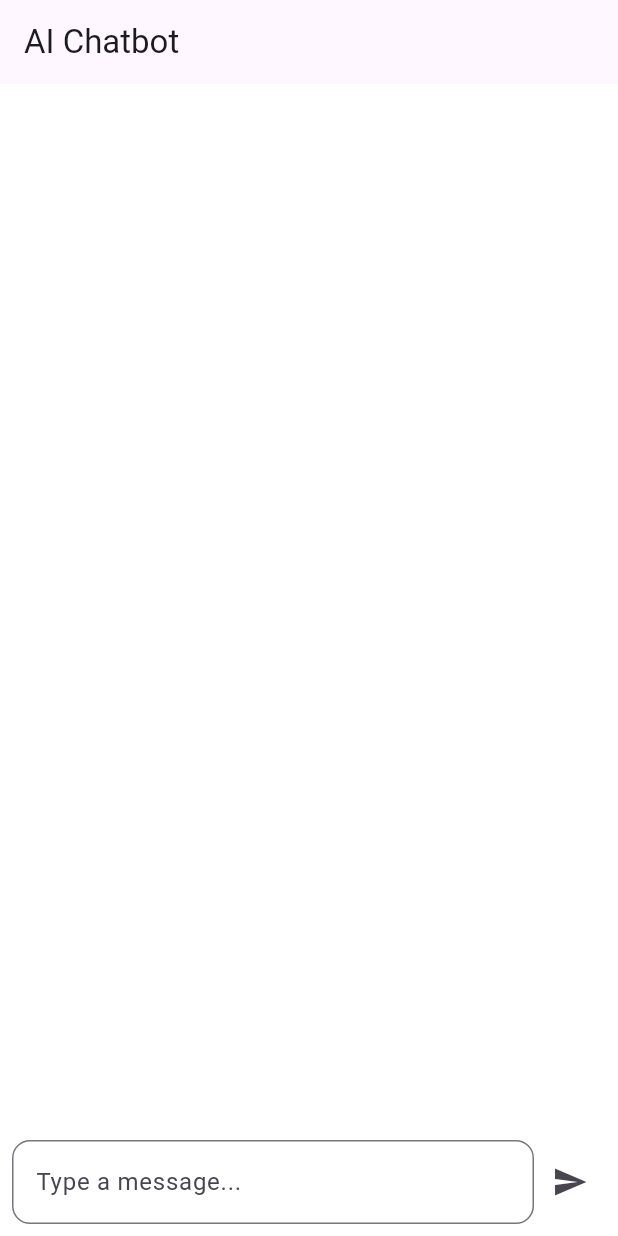
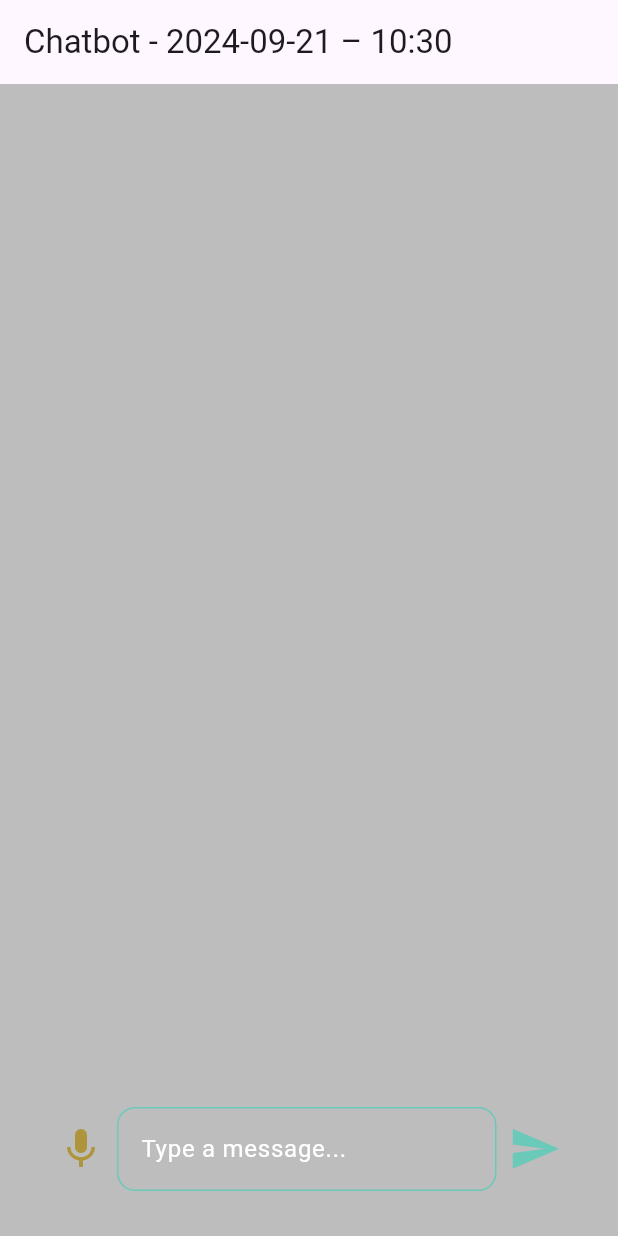
Before and after one commit to Darioantonio20/FlutterChatBot, a Flutter app: the screen it shows after launch, on a phone screen of 412 x 824 dp. Run offline on Flutter 3.47's test engine with Material 3 defaults, Android fonts, the phone set to English and light mode, and no system bars; our stand-ins replace permission_handler, speech_to_text.

Commit message:
[ADD] permitions in IOS and ANDROID

```diff
--- a/lib/main.dart
+++ b/lib/main.dart
@@ -1,11 +1,19 @@
+import 'package:google_generative_ai/google_generative_ai.dart';
+import 'package:permission_handler/permission_handler.dart';
+import 'package:speech_to_text/speech_to_text.dart' as stt; // Import para grabar y transcribir
 import 'package:flutter/material.dart';
-import 'package:flutter/widgets.dart';
-import 'package:google_generative_ai/google_generative_ai.dart';
-import 'dart:ffi';
+import 'package:intl/intl.dart';
+
+Future<void> requestMicrophonePermission() async {
+  var status = await Permission.microphone.status;
+  if (!status.isGranted) {
+    await Permission.microphone.request();
+  }
+}
 
 const String apiKey = "AIzaSyCIpuvmSma2EO4Rk0xaivrJhbjhXD-_DXE";
 
-void main(){
+void main() {
   runApp(MyApp());
 }
 
@@ -34,22 +42,26 @@ class _ChatScreenState extends State<ChatScreen> {
   final ScrollController _scrollController = ScrollController();
   final TextEditingController _textController = TextEditingController();
   final List<ChatMessage> _messages = [];
-
+  late stt.SpeechToText _speech; // Instancia de speech_to_text
+  bool _isListening = false; // Para controlar el estado de la escucha
+  String _speechText = ''; // Para almacenar el texto transcrito
 
   @override
-  void initState(){
+  void initState() {
     super.initState();
     _model = GenerativeModel(model: 'gemini-pro', apiKey: apiKey);
     _chat = _model.startChat();
+    _speech = stt.SpeechToText(); // Inicializa el SpeechToText
+    requestMicrophonePermission(); // Solicita el permiso del micrófono al iniciar
   }
 
-  void _scrollDown(){
+  void _scrollDown() {
     WidgetsBinding.instance.addPostFrameCallback(
       (_) => _scrollController.animateTo(
         _scrollController.position.maxScrollExtent,
         duration: const Duration(milliseconds: 750),
         curve: Curves.easeOutCirc,
-      )
+      ),
     );
   }
 
@@ -58,50 +70,114 @@ Future<void> _sendChatMessage(String message) async {
       _messages.add(ChatMessage(text: message, isUser: true));
     });
 
-  try{
+    try {
       final response = await _chat.sendMessage(Content.text(message));
       final text = response.text;
       setState(() {
         _messages.add(ChatMessage(text: text!, isUser: false));
         _scrollDown();
       });
-  } catch(e){
+    } catch (e) {
+      setState(() {
         _messages.add(ChatMessage(text: 'Error: $e', isUser: false));
-  }finally{
+      });
+    } finally {
       _textController.clear();
     }
   }
 
+  void _startListening() async {
+    if (await Permission.microphone.isGranted) {
+      bool available = await _speech.initialize(
+        onStatus: (val) => print('onStatus: $val'),
+        onError: (val) => print('onError: $val'),
+      );
+      if (available) {
+        setState(() => _isListening = true);
+        _speech.listen(
+          onResult: (val) {
+            setState(() {
+              _speechText = val.recognizedWords;
+              _textController.text = _speechText; // Muestra el texto transcrito en el input
+            });
+          },
+        );
+      }
+    } else {
+      requestMicrophonePermission(); // Pide permiso si no ha sido concedido
+    }
+  }
+
+  void _stopListening() {
+    setState(() => _isListening = false);
+    _speech.stop();
+  }
+
   @override
   Widget build(BuildContext context) {
+    String formattedDate = DateFormat('yyyy-MM-dd – kk:mm').format(DateTime.now());
+
     return Scaffold(
-      backgroundColor: Colors.white,
+      backgroundColor: Colors.black26,
       appBar: AppBar(
-        title: const Text('AI Chatbot'),
+        title: Text('Chatbot - $formattedDate'),
       ),
       body: Column(
         children: [
-          Expanded(child: ListView.builder(
+          Expanded(
+            child: ListView.builder(
               controller: _scrollController,
               itemCount: _messages.length,
               itemBuilder: (context, index) {
                 return ChatBubble(message: _messages[index]);
-          },)),
-          Padding(padding: EdgeInsets.all(8),
+              },
+            ),
+          ),
+          Padding(
+            padding: EdgeInsets.all(30),
             child: Row(
               children: [
-              Expanded(child: TextField(
+                IconButton(
+                  icon: Icon(
+                    _isListening ? Icons.mic_off : Icons.mic, // Cambia el icono según el estado
+                    color: const Color.fromARGB(255, 174, 149, 60),
+                    size: 32,
+                  ),
+                  onPressed: _isListening ? _stopListening : _startListening, // Activa o detiene la grabación
+                ),
+                Expanded(
+                  child: TextField(
                     onSubmitted: _sendChatMessage,
                     controller: _textController,
                     decoration: InputDecoration(
                       hintText: 'Type a message...',
+                      hintStyle: TextStyle(color: Colors.white),
                       border: OutlineInputBorder(
                         borderRadius: BorderRadius.circular(12),
+                        borderSide: BorderSide(
+                          color: Color.fromARGB(255, 76, 144, 133),
                         ),
                       ),
-              )),
+                      enabledBorder: OutlineInputBorder(
+                        borderRadius: BorderRadius.circular(12),
+                        borderSide: BorderSide(
+                          color: Color.fromARGB(255, 107, 201, 185),
+                        ),
+                      ),
+                      focusedBorder: OutlineInputBorder(
+                        borderRadius: BorderRadius.circular(12),
+                        borderSide: BorderSide(
+                          color: Color.fromARGB(255, 107, 201, 185),
+                        ),
+                      ),
+                    ),
+                    style: TextStyle(color: Colors.white),
+                  ),
+                ),
                 IconButton(
                   icon: Icon(Icons.send),
+                  color: Color.fromARGB(255, 107, 201, 185),
+                  iconSize: 35,
                   onPressed: () => _sendChatMessage(_textController.text),
                 ),
               ],
@@ -118,22 +194,33 @@ class ChatMessage {
   final bool isUser;
   ChatMessage({required this.text, required this.isUser});
 }
+
 class ChatBubble extends StatelessWidget {
   final ChatMessage message;
 
   const ChatBubble({Key? key, required this.message}) : super(key: key);
+
   @override
   Widget build(BuildContext context) {
     return Container(
       margin: EdgeInsets.symmetric(vertical: 8, horizontal: 10),
       alignment: message.isUser ? Alignment.centerRight : Alignment.centerLeft,
-      child: Container(
+      child: Row(
+        mainAxisAlignment: message.isUser ? MainAxisAlignment.end : MainAxisAlignment.start,
+        children: [
+          if (!message.isUser)
+            CircleAvatar(
+              backgroundImage: AssetImage('assets/bot.png'), // Ruta de la imagen del bot
+              radius: 20,
+            ),
+          SizedBox(width: 8),
+          Container(
             constraints: BoxConstraints(
               maxWidth: MediaQuery.of(context).size.width / 1.25,
             ),
             padding: EdgeInsets.symmetric(horizontal: 14, vertical: 10),
             decoration: BoxDecoration(
-          color: message.isUser ? Color.fromARGB(255, 135, 252, 232) : Color.fromARGB(255, 133, 185, 241),
+              color: message.isUser ? Color.fromARGB(255, 47, 89, 82) : Color.fromARGB(255, 46, 65, 84),
               borderRadius: BorderRadius.only(
                 topLeft: Radius.circular(12),
                 topRight: Radius.circular(12),
@@ -145,8 +232,17 @@ class ChatBubble extends StatelessWidget {
               message.text,
               style: TextStyle(
                 fontSize: 16,
+                color: Color.fromARGB(255, 255, 255, 255),
               ),
             ),
+          ),
+          if (message.isUser) SizedBox(width: 8),
+          if (message.isUser)
+            CircleAvatar(
+              backgroundImage: AssetImage('assets/person.png'), // Ruta de la imagen del usuario
+              radius: 20,
+            ),
+        ],
       ),
     );
   }
--- a/pubspec.yaml
+++ b/pubspec.yaml
@@ -10,7 +10,10 @@ dependencies:
     sdk: flutter
   bubble: ^1.2.1
   http: ^1.1.0
+  intl: ^0.17.0
   google_generative_ai: ^0.4.6
+  speech_to_text: ^5.0.0
+  permission_handler: ^10.0.0
   #flutter_lints: ^4.0.0
 
 dev_dependencies:
```
Also changed, not shown: pubspec.lock, 14 other files. Lines whose indentation alone changed are shown as unchanged.
